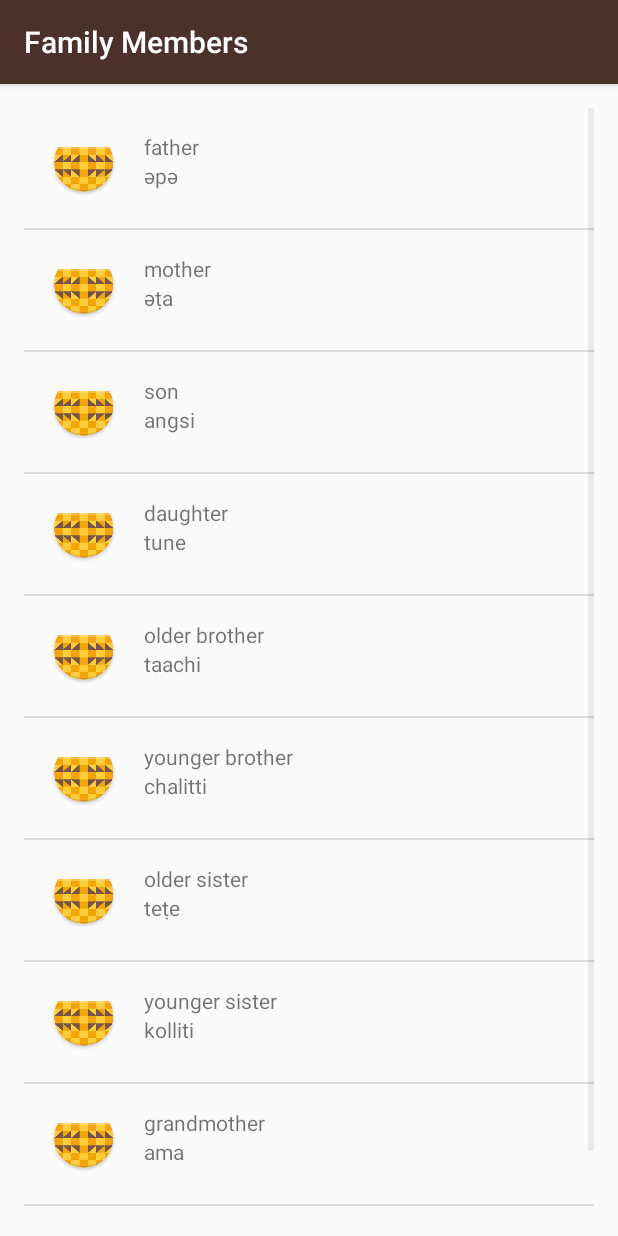
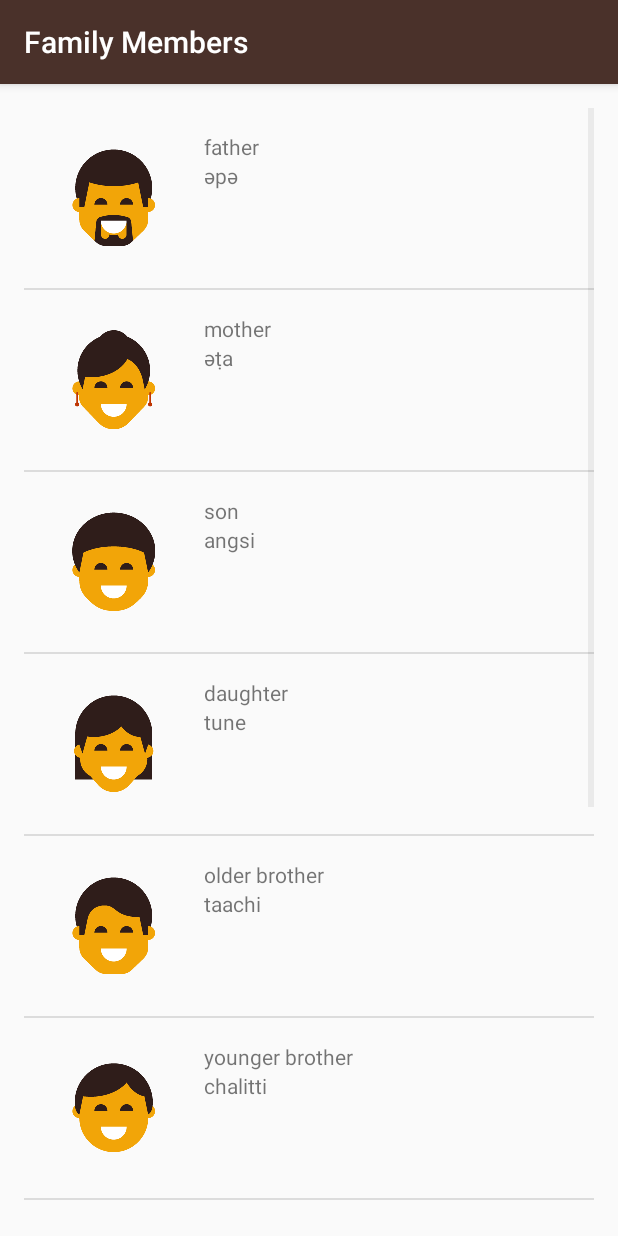
Before and after one commit to CarlosCorderoSaavedra/MiWok, an Android app: the FamilyActivity screen opened directly, with no data from a screen before it, on a phone screen of 412 x 824 dp. Run offline under Robolectric (Android 15) with nearby library versions, the phone set to English and light mode, and no system bars.

Commit message:
Added Images

```diff
--- a/app/src/main/java/com/example/android/miwok/FamilyActivity.java
+++ b/app/src/main/java/com/example/android/miwok/FamilyActivity.java
@@ -16,16 +16,16 @@ public class FamilyActivity extends AppCompatActivity {
         //Create an array of words
         ArrayList<Word> words = new ArrayList<Word>();
 
-        words.add(new Word ("father" , "әpә"));
-        words.add(new Word ("mother" , "әṭa"));
-        words.add(new Word ("son", "angsi"));
-        words.add(new Word ("daughter", "tune"));
-        words.add(new Word ("older brother" , "taachi"));
-        words.add(new Word ("younger brother" , "chalitti"));
-        words.add(new Word ("older sister" , "teṭe"));
-        words.add(new Word ("younger sister" , "kolliti"));
-        words.add(new Word ("grandmother", "ama"));
-        words.add(new Word ("grandfather","paapa"));
+        words.add(new Word ("father" , "әpә",R.drawable.family_father));
+        words.add(new Word ("mother" , "әṭa",R.drawable.family_mother));
+        words.add(new Word ("son", "angsi",R.drawable.family_son));
+        words.add(new Word ("daughter", "tune",R.drawable.family_daughter));
+        words.add(new Word ("older brother" , "taachi",R.drawable.family_older_brother));
+        words.add(new Word ("younger brother" , "chalitti",R.drawable.family_younger_brother));
+        words.add(new Word ("older sister" , "teṭe",R.drawable.family_older_sister));
+        words.add(new Word ("younger sister" , "kolliti",R.drawable.family_younger_sister));
+        words.add(new Word ("grandmother", "ama",R.drawable.family_grandmother));
+        words.add(new Word ("grandfather","paapa",R.drawable.family_grandfather));
 
 
         WordAdapter adapter = new WordAdapter(this,words);
--- a/app/src/main/java/com/example/android/miwok/PhrasesActivity.java
+++ b/app/src/main/java/com/example/android/miwok/PhrasesActivity.java
@@ -16,8 +16,8 @@ public class PhrasesActivity extends AppCompatActivity {
         //Create an array of words
         ArrayList<Word> words = new ArrayList<Word>();
 
-        words.add(new Word ("Where are you going?" , "minto wuksus"));
-        words.add(new Word ("What is your name?" , "tinnә oyaase'nә\n"));
+        words.add(new Word ("Where are you going?" , "minto wuksus" ));
+        words.add(new Word ("What is your name?" , "tinnә oyaase'nә"));
         words.add(new Word ("My name is...", "oyaaset..."));
         words.add(new Word ("How are you feeling?", "michәksәs?"));
         words.add(new Word ("I’m feeling good." , "kuchi achit"));
--- a/app/src/main/java/com/example/android/miwok/Word.java
+++ b/app/src/main/java/com/example/android/miwok/Word.java
@@ -9,10 +9,12 @@ public class Word {
     // Default and MiWok translation variables
     private String mDefaultTranslation;
     private String mMiwokTranslation;
+    private int mImageResourceID;
 
-    public Word(String defaultTranslation, String miwokTranslation){
+    public Word(String defaultTranslation, String miwokTranslation,int imageResourceID){
         mDefaultTranslation = defaultTranslation;
         mMiwokTranslation = miwokTranslation;
+        mImageResourceID = imageResourceID;
     }
 
     //Getters to get the default and the miWok translation words
@@ -23,4 +25,6 @@ public class Word {
     public String getMiwokTranslation(){
         return mMiwokTranslation;
     }
+
+    public int getImageResourceID() {return mImageResourceID; }
 }
--- a/app/src/main/java/com/example/android/miwok/WordAdapter.java
+++ b/app/src/main/java/com/example/android/miwok/WordAdapter.java
@@ -5,6 +5,7 @@ import android.view.LayoutInflater;
 import android.view.View;
 import android.view.ViewGroup;
 import android.widget.ArrayAdapter;
+import android.widget.ImageView;
 import android.widget.TextView;
 
 import java.util.ArrayList;
@@ -32,6 +33,9 @@ public class WordAdapter extends ArrayAdapter<Word> {
         // Get the {@link AndroidFlavor} object located at this position in the list
         Word currentWords = getItem(position);
 
+        ImageView imageResource = (ImageView) listItemView.findViewById(R.id.image_resource);
+        imageResource.setImageResource(currentWords.getImageResourceID());
+
         // Find the TextView in the list_item.xml layout with the ID version_name
         TextView defaultTrasnlation = (TextView) listItemView.findViewById(R.id.default_text_view);
         defaultTrasnlation.setText(currentWords.getDefaultTranslation());
--- a/app/src/main/res/layout/list_item.xml
+++ b/app/src/main/res/layout/list_item.xml
@@ -5,6 +5,7 @@
     android:layout_height="match_parent"
     android:padding="16dp">
     <ImageView
+        android:id="@+id/image_resource"
         android:layout_height="wrap_content"
         android:layout_width="wrap_content"
         android:src="@mipmap/ic_launcher"
```
Also changed, not shown: app/src/main/java/com/example/android/miwok/ColorsActivity.java (+8 -8 lines), app/src/main/java/com/example/android/miwok/NumbersActivity.java (+10 -10 lines).
